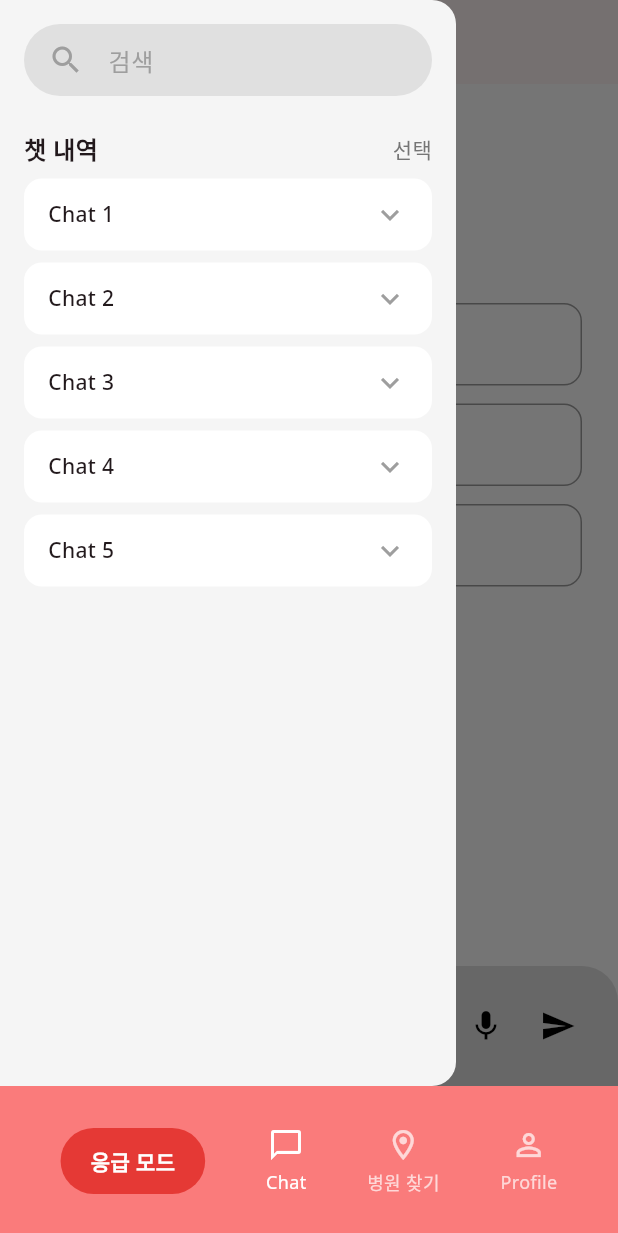
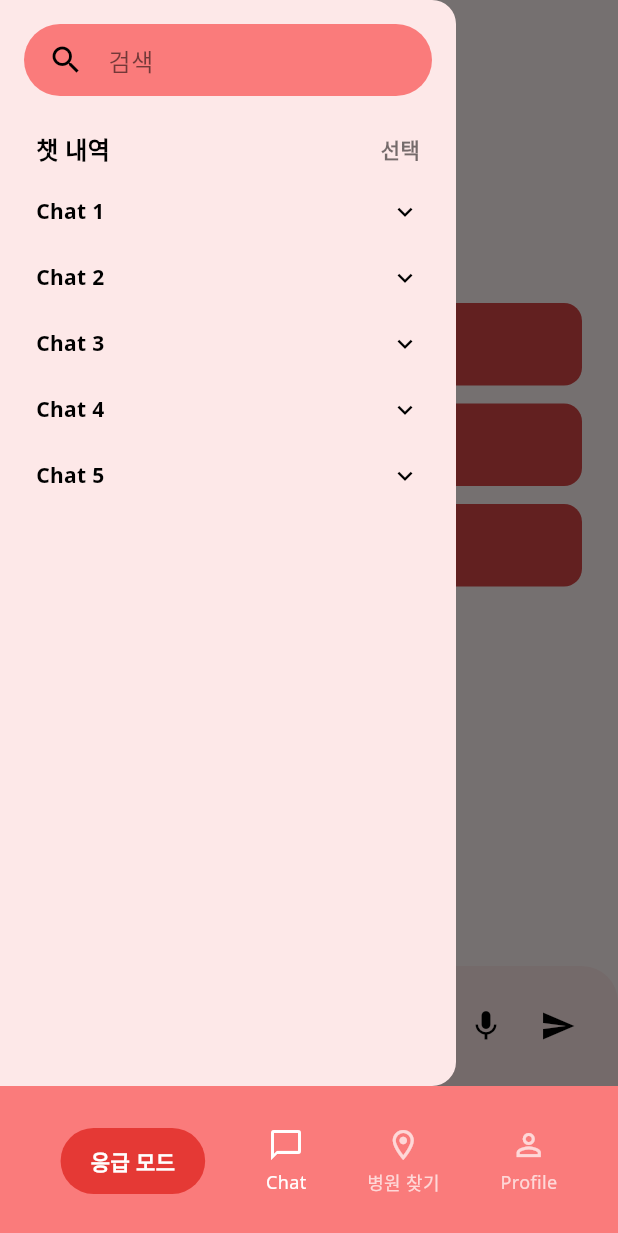
Before and after one commit to quad-S-HeartSignal/heartsignal-client, a Flutter app: the RootScreen screen opened by its route, with the side drawer open, on a phone screen of 412 x 824 dp. Shown: the top 1233 px of the screen. Run offline on Flutter 3.47's test engine with Material 3 defaults, Android fonts, the phone set to English and light mode, and no system bars; our stand-ins replace flutter_secure_storage, geolocator, go_router, google_fonts, google_maps_flutter; missing offline and left inert: flutter_web_auth_2; accounts and stored records are empty.

Commit message:
style: apply high-fidelity design to chat screen #8

```diff
--- a/lib/screens/chat_screen.dart
+++ b/lib/screens/chat_screen.dart
@@ -19,12 +19,14 @@ class _ChatScreenState extends State<ChatScreen>
   final TextEditingController _textController = TextEditingController();
   final List<String> _messages = [];
   bool _showRecommendations = true;
+  bool _isTyping = false;
   final GlobalKey<ScaffoldState> _scaffoldKey = GlobalKey<ScaffoldState>();
   late AnimationController _animationController;
 
   @override
   void initState() {
     super.initState();
+    _textController.addListener(_onTextChanged);
     _animationController = AnimationController(
       vsync: this,
       duration: const Duration(milliseconds: 800),
@@ -45,8 +47,15 @@ class _ChatScreenState extends State<ChatScreen>
     }
   }
 
+  void _onTextChanged() {
+    setState(() {
+      _isTyping = _textController.text.isNotEmpty;
+    });
+  }
+
   @override
   void dispose() {
+    _textController.removeListener(_onTextChanged);
     _animationController.dispose();
     _textController.dispose();
     super.dispose();
@@ -73,7 +82,6 @@ class _ChatScreenState extends State<ChatScreen>
   Widget build(BuildContext context) {
     return Scaffold(
       key: _scaffoldKey,
-      backgroundColor: Colors.white,
       appBar: CustomHeader(
         showBackButton: false,
         leadingIcon: IconButton(
@@ -131,8 +139,8 @@ class _ChatScreenState extends State<ChatScreen>
   }
 
   Widget _buildAnimatedButton(String text, int index) {
-    final double start = index * 0.2;
-    final double end = start + 0.6;
+    final double start = (index * 0.4).clamp(0.0, 1.0);
+    final double end = (start + 0.6).clamp(0.0, 1.0);
 
     final Animation<double> fadeAnimation = Tween<double>(begin: 0.0, end: 1.0)
         .animate(
@@ -160,17 +168,19 @@ class _ChatScreenState extends State<ChatScreen>
   }
 
   Widget _buildRecommendationButton(String text) {
-    return OutlinedButton(
+    return ElevatedButton(
       onPressed: () => _handleSubmitted(text),
-      style: OutlinedButton.styleFrom(
-        padding: const EdgeInsets.symmetric(horizontal: 16, vertical: 16),
+      style: ElevatedButton.styleFrom(
+        backgroundColor: const Color(0xFFD64545),
+        foregroundColor: Colors.white,
+        padding: const EdgeInsets.symmetric(horizontal: 24, vertical: 16),
         shape: RoundedRectangleBorder(borderRadius: BorderRadius.circular(12)),
-        side: const BorderSide(color: Colors.grey),
+        elevation: 0,
         alignment: Alignment.centerLeft,
       ),
       child: Text(
         text,
-        style: GoogleFonts.notoSans(color: Colors.black, fontSize: 16),
+        style: GoogleFonts.notoSans(fontSize: 16, fontWeight: FontWeight.bold),
       ),
     );
   }
@@ -194,9 +204,14 @@ class _ChatScreenState extends State<ChatScreen>
           child: Container(
             margin: const EdgeInsets.only(bottom: 8),
             padding: const EdgeInsets.all(12),
-            decoration: BoxDecoration(
-              color: Colors.black,
-              borderRadius: BorderRadius.circular(16),
+            decoration: const BoxDecoration(
+              color: Color(0xFFFA7B7B),
+              borderRadius: BorderRadius.only(
+                topLeft: Radius.circular(16),
+                topRight: Radius.circular(16),
+                bottomLeft: Radius.circular(16),
+                bottomRight: Radius.circular(4),
+              ),
             ),
             child: Text(
               _messages[index],
@@ -212,7 +227,7 @@ class _ChatScreenState extends State<ChatScreen>
     return Container(
       padding: const EdgeInsets.all(16.0),
       decoration: BoxDecoration(
-        color: const Color(0xFFE0E0E0),
+        color: const Color(0xFFFDE8E8),
         borderRadius: const BorderRadius.only(
           topLeft: Radius.circular(24),
           topRight: Radius.circular(24),
@@ -237,10 +252,29 @@ class _ChatScreenState extends State<ChatScreen>
               onSubmitted: _handleSubmitted,
             ),
           ),
+          if (!_isTyping)
             IconButton(
               icon: const Icon(Icons.mic, color: Colors.black),
               onPressed: () {},
             ),
+          if (_isTyping)
+            GestureDetector(
+              onTap: () => _handleSubmitted(_textController.text),
+              child: Container(
+                margin: const EdgeInsets.only(left: 8),
+                padding: const EdgeInsets.all(8),
+                decoration: const BoxDecoration(
+                  color: Colors.black,
+                  shape: BoxShape.circle,
+                ),
+                child: const Icon(
+                  Icons.arrow_upward,
+                  color: Colors.white,
+                  size: 20,
+                ),
+              ),
+            )
+          else
             IconButton(
               icon: const Icon(Icons.send, color: Colors.black),
               onPressed: () => _handleSubmitted(_textController.text),
--- a/lib/screens/root_screen.dart
+++ b/lib/screens/root_screen.dart
@@ -17,16 +17,15 @@ class _RootScreenState extends State<RootScreen> {
 
   @override
   Widget build(BuildContext context) {
+    final bool isKeyboardOpen = MediaQuery.of(context).viewInsets.bottom > 0;
+
     return Scaffold(
       body: IndexedStack(
         index: _currentIndex,
         children: [
           ChatScreen(isActive: _currentIndex == 0),
           const HospitalSearchScreen(),
-          const Scaffold(
-            backgroundColor: Colors.white,
-            body: SafeArea(child: ProfileScreen()),
-          ),
+          const Scaffold(body: SafeArea(child: ProfileScreen())),
         ],
       ),
       bottomNavigationBar: CustomBottomNavBar(
@@ -39,6 +38,7 @@ class _RootScreenState extends State<RootScreen> {
         onEmergencyTap: () {
           context.push('/emergency');
         },
+        isKeyboardOpen: isKeyboardOpen && _currentIndex == 0,
       ),
     );
   }
--- a/lib/widgets/chat_history_drawer.dart
+++ b/lib/widgets/chat_history_drawer.dart
@@ -1,13 +1,45 @@
 import 'package:flutter/material.dart';
 import 'package:google_fonts/google_fonts.dart';
 
-class ChatHistoryDrawer extends StatelessWidget {
+class ChatHistoryDrawer extends StatefulWidget {
   const ChatHistoryDrawer({super.key});
 
   @override
+  State<ChatHistoryDrawer> createState() => _ChatHistoryDrawerState();
+}
+
+class _ChatHistoryDrawerState extends State<ChatHistoryDrawer> {
+  bool _isSelectionMode = false;
+  final List<bool> _selectedItems = List.generate(5, (_) => false);
+
+  void _toggleSelectionMode() {
+    setState(() {
+      _isSelectionMode = !_isSelectionMode;
+      if (!_isSelectionMode) {
+        _selectedItems.fillRange(0, _selectedItems.length, false);
+      }
+    });
+  }
+
+  void _toggleItemSelection(int index) {
+    setState(() {
+      _selectedItems[index] = !_selectedItems[index];
+    });
+  }
+
+  void _deleteSelected() {
+    setState(() {
+      _isSelectionMode = false;
+      _selectedItems.fillRange(0, _selectedItems.length, false);
+    });
+  }
+
+  @override
   Widget build(BuildContext context) {
+    final bool hasSelection = _selectedItems.contains(true);
+
     return Drawer(
-      backgroundColor: const Color(0xFFF5F5F5), // Light grey background
+      backgroundColor: const Color(0xFFFDE8E8), // Light pink background
       child: SafeArea(
         child: Column(
           children: [
@@ -16,22 +48,23 @@ class ChatHistoryDrawer extends StatelessWidget {
               child: Container(
                 padding: const EdgeInsets.symmetric(horizontal: 16),
                 decoration: BoxDecoration(
-                  color: const Color(0xFFE0E0E0),
+                  color: const Color(0xFFFA7B7B), // Search bar pink
                   borderRadius: BorderRadius.circular(24),
                 ),
                 child: TextField(
+                  style: GoogleFonts.notoSans(color: Colors.black),
                   decoration: InputDecoration(
-                    icon: const Icon(Icons.search, color: Colors.grey),
+                    icon: const Icon(Icons.search, color: Colors.black),
                     border: InputBorder.none,
                     hintText: '검색',
-                    hintStyle: GoogleFonts.notoSans(color: Colors.grey),
+                    hintStyle: GoogleFonts.notoSans(color: Colors.black54),
                   ),
                 ),
               ),
             ),
             Padding(
               padding: const EdgeInsets.symmetric(
-                horizontal: 16.0,
+                horizontal: 24.0,
                 vertical: 8.0,
               ),
               child: Row(
@@ -42,13 +75,28 @@ class ChatHistoryDrawer extends StatelessWidget {
                     style: GoogleFonts.notoSans(
                       fontSize: 16,
                       fontWeight: FontWeight.bold,
+                      color: Colors.black,
                     ),
                   ),
-                  Text(
-                    '선택', // Selection mode toggle (mock)
+                  if (!_isSelectionMode)
+                    GestureDetector(
+                      onTap: _toggleSelectionMode,
+                      child: Text(
+                        '선택',
                         style: GoogleFonts.notoSans(
                           fontSize: 14,
-                      color: Colors.grey[600],
+                          fontWeight: FontWeight.w600,
+                          color: Colors.black54,
+                        ),
+                      ),
+                    )
+                  else
+                    GestureDetector(
+                      onTap: hasSelection ? _deleteSelected : null,
+                      child: Icon(
+                        Icons.delete_outline,
+                        color: hasSelection ? Colors.black : Colors.black26,
+                        size: 24,
                       ),
                     ),
                 ],
@@ -59,30 +107,60 @@ class ChatHistoryDrawer extends StatelessWidget {
                 itemCount: 5,
                 padding: const EdgeInsets.symmetric(horizontal: 16),
                 itemBuilder: (context, index) {
-                  return Container(
-                    margin: const EdgeInsets.only(bottom: 8),
+                  return InkWell(
+                    onTap: _isSelectionMode
+                        ? () => _toggleItemSelection(index)
+                        : null,
+                    highlightColor: Colors.transparent,
+                    splashColor: Colors.transparent,
+                    child: Padding(
                       padding: const EdgeInsets.symmetric(
-                      horizontal: 16,
+                        horizontal: 8,
                         vertical: 12,
                       ),
-                    decoration: BoxDecoration(
-                      color: Colors.white,
-                      borderRadius: BorderRadius.circular(12),
+                      child: Row(
+                        children: [
+                          if (_isSelectionMode)
+                            Padding(
+                              padding: const EdgeInsets.only(right: 12.0),
+                              child: SizedBox(
+                                width: 20,
+                                height: 20,
+                                child: Checkbox(
+                                  value: _selectedItems[index],
+                                  onChanged: (val) {
+                                    if (val != null) {
+                                      _toggleItemSelection(index);
+                                    }
+                                  },
+                                  fillColor: MaterialStateProperty.resolveWith(
+                                    (states) => Colors.transparent,
                                   ),
-                    child: Row(
-                      mainAxisAlignment: MainAxisAlignment.spaceBetween,
-                      children: [
-                        Text(
+                                  checkColor: Colors.black,
+                                  side: const BorderSide(
+                                    color: Colors.black,
+                                    width: 1.5,
+                                  ),
+                                ),
+                              ),
+                            ),
+                          Expanded(
+                            child: Text(
                               'Chat ${index + 1}',
                               style: GoogleFonts.notoSans(
-                            fontWeight: FontWeight.w500,
+                                fontWeight: FontWeight.bold,
+                                fontSize: 14,
+                                color: Colors.black,
+                              ),
                             ),
                           ),
                           const Icon(
                             Icons.keyboard_arrow_down,
-                          color: Colors.grey,
+                            color: Colors.black,
+                            size: 20,
                           ),
                         ],
+                      ),
                     ),
                   );
                 },
```
Lines whose indentation alone changed are shown as unchanged.
